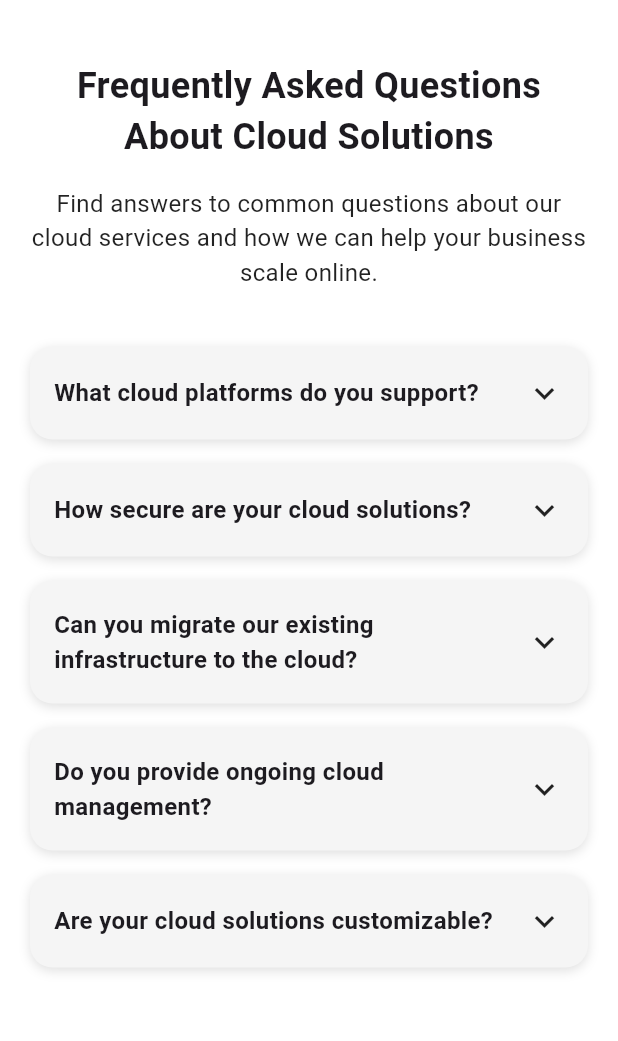
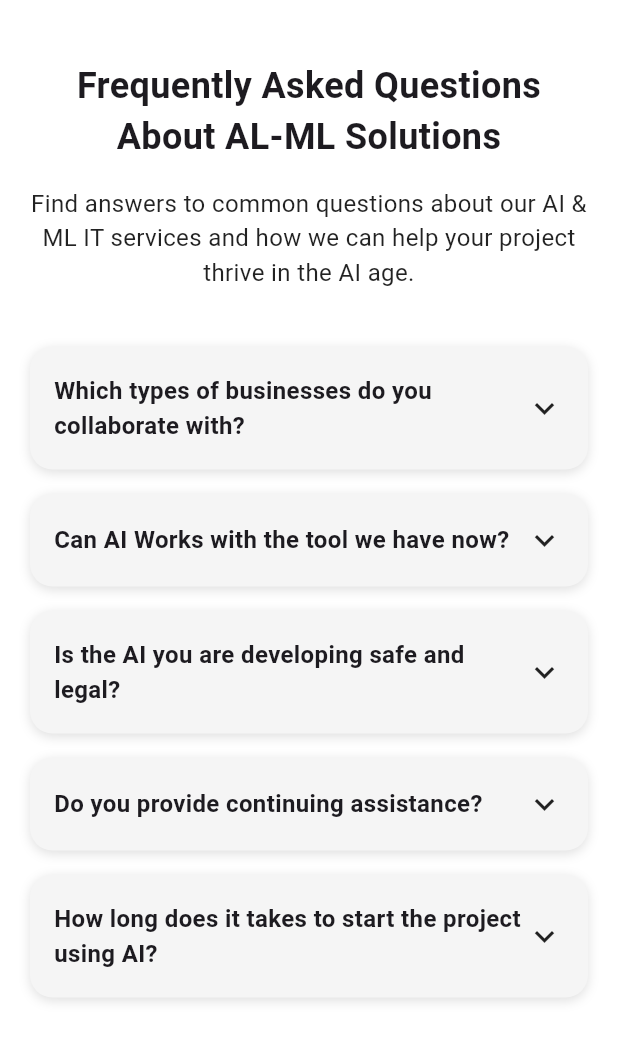
Before and after one commit to Vanshahuja1/One-Aim-App, a Flutter app: the Web7 widget shown alone on an empty page, opened directly, on a phone screen of 412 x 824 dp. Shown: the top 1041 px of the screen. Run offline on Flutter 3.47's test engine with Material 3 defaults, Android fonts, the light colour scheme and no system bars; our stand-ins replace video_player, visibility_detector; network calls fail.

Commit message:
Update ai7.dart

```diff
--- a/lib/AI_Service/ai7.dart
+++ b/lib/AI_Service/ai7.dart
@@ -12,27 +12,27 @@ class _Cloud5State extends State<Web7> {
 
   final List<Map<String, String>> faqList = [
     {
-      'question': 'What cloud platforms do you support?',
+      'question': 'Which types of businesses do you collaborate with?',
       'answer':
           'Across sectors like healthcare, retail, SaaS, finance, and manufacturing, we collaborate with start-ups, large corporations, and everything in between.',
     },
     {
-      'question': 'How secure are your cloud solutions?',
+      'question': 'Can AI Works with the tool we have now?',
       'answer':
           'Our team makes sure AI integrates with your current workflows and systems so you donot have to start from scratch.',
     },
     {
-      'question': 'Can you migrate our existing infrastructure to the cloud?',
+      'question': 'Is the AI you are developing safe and legal?',
       'answer':
           'Of course, to guarantee the ethical and secure application of AI, we adhere to stringent data protection and regulatory regulations.',
     },
     {
-      'question': 'Do you provide ongoing cloud management?',
+      'question': 'Do you provide continuing assistance?',
       'answer':
           'We offer comprehensive post-deployment assistance, from team training to performance monitoring.',
     },
     {
-      'question': 'Are your cloud solutions customizable?',
+      'question': 'How long does it takes to start the project using AI?',
       'answer':
           'Most projects take four to twelve weeks to complete from discovery to deployment, depending on their complexity.',
     },
@@ -52,7 +52,7 @@ class _Cloud5State extends State<Web7> {
         children: [
           // Header
           const Text(
-            'Frequently Asked Questions About Cloud Solutions',
+            'Frequently Asked Questions About AL-ML Solutions',
             textAlign: TextAlign.center,
             style: TextStyle(fontSize: 24, fontWeight: FontWeight.bold),
           ),
@@ -60,7 +60,7 @@ class _Cloud5State extends State<Web7> {
 
           // Subtext
           const Text(
-            'Find answers to common questions about our cloud services and how we can help your business scale online.',
+            'Find answers to common questions about our AI & ML IT services and how we can help your project thrive in the AI age.',
             textAlign: TextAlign.center,
             style: TextStyle(fontSize: 16, color: Colors.black87),
           ),
```
